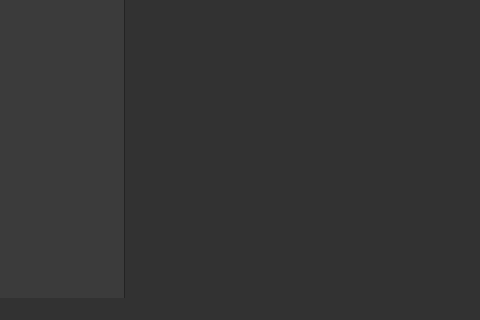
Qt form views/GUI/ventanaMain.ui (ezequielitodev-droid/Tp_integrador_PROII_proceso_reserva_hostal) before a commit; both pictures show x 0 to 480 and y 330 to 650 of the 950 by 650 pixel window.
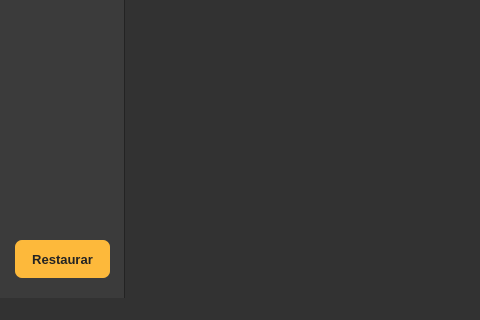
The same form after that commit.

The edit to the form file:
```diff
--- a/views/GUI/ventanaMain.ui
+++ b/views/GUI/ventanaMain.ui
@@ -219,6 +219,51 @@
          </property>
         </spacer>
        </item>
+       <item>
+        <layout class="QVBoxLayout" name="verticalLayout_restaurar">
+         <property name="leftMargin">
+          <number>15</number>
+         </property>
+         <property name="rightMargin">
+          <number>15</number>
+         </property>
+         <property name="bottomMargin">
+          <number>20</number>
+         </property>
+         <item>
+          <widget class="QPushButton" name="BotonRestaurar">
+           <property name="minimumSize">
+            <size>
+             <width>0</width>
+             <height>38</height>
+            </size>
+           </property>
+           <property name="styleSheet">
+            <string notr="true">
+             QPushButton {
+                 background-color: #FDB93B;
+                 color: #232323;
+                 border: none;
+                 border-radius: 7px;
+                 font-weight: bold;
+                 font-size: 13px;
+                 font-family: Segoe UI;
+             }
+             QPushButton:hover {
+                 background-color: #e5a532;
+             }
+             QPushButton:pressed {
+                 background-color: #cc922b;
+             }
+            </string>
+           </property>
+           <property name="text">
+            <string>Restaurar</string>
+           </property>
+          </widget>
+         </item>
+        </layout>
+       </item>
       </layout>
      </widget>
     </item>
```
